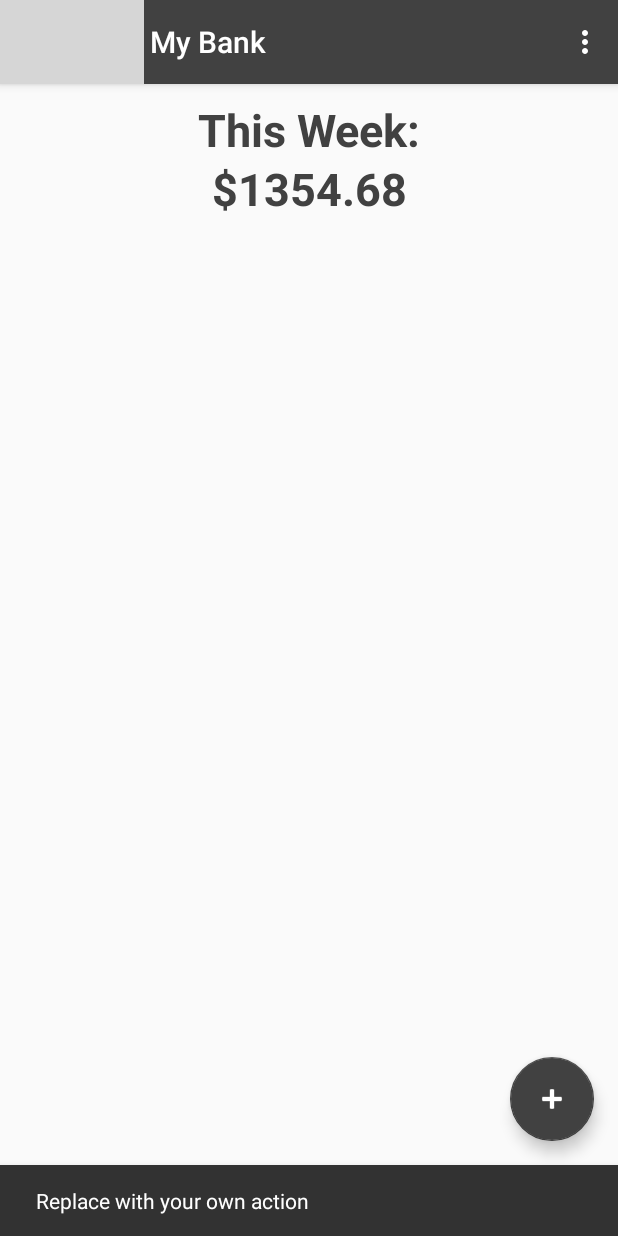
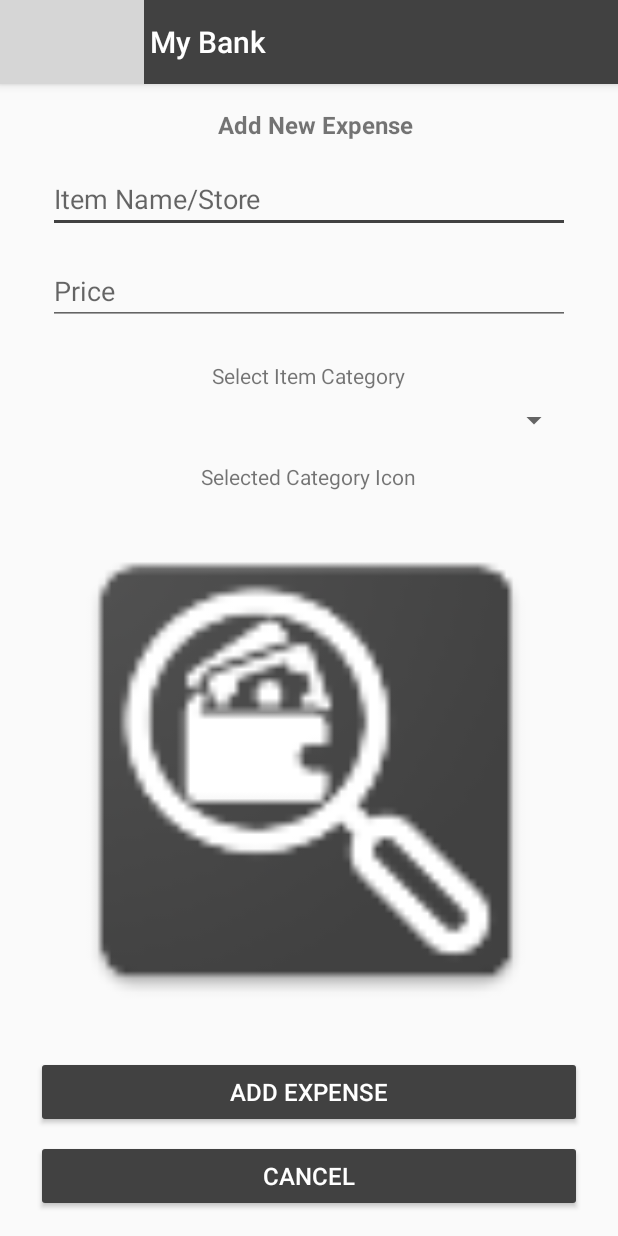
Before and after one commit to gibbo49/MyBank, an Android app: the screen it shows after launch (ListActivity before the commit, AddExpenseActivity after it), after a tap on an icon or button, on a phone screen of 412 x 824 dp. Run offline under Robolectric (Android 15) with nearby library versions, the phone set to English and light mode, and no system bars; grey boxes are pictures that could not be loaded.

Commit message:
add add expenses activity and build layout

```diff
--- a/app/build.gradle
+++ b/app/build.gradle
@@ -35,6 +35,7 @@ dependencies {
     implementation 'com.google.firebase:firebase-firestore:17.0.1'
     implementation 'com.google.firebase:firebase-auth:16.0.1'
     implementation 'com.android.support:recyclerview-v7:27.1.1'
+    implementation 'com.android.support:cardview-v7:27.1.1'
 }
 
 apply plugin: 'com.google.gms.google-services'
--- a/app/src/main/AndroidManifest.xml
+++ b/app/src/main/AndroidManifest.xml
@@ -15,6 +15,7 @@
                 <category android:name="android.intent.category.LAUNCHER" />
             </intent-filter>
         </activity>
+        <activity android:name=".AddExpenseActivity"></activity>
     </application>
 
 </manifest>
--- /dev/null
+++ b/app/src/main/java/com/chrisgibson/mybank/AddExpenseActivity.kt
@@ -0,0 +1,15 @@
+package com.chrisgibson.mybank
+
+import android.support.v7.app.AppCompatActivity
+import android.os.Bundle
+import kotlinx.android.synthetic.main.activity_list.*
+
+
+class AddExpenseActivity : AppCompatActivity() {
+
+    override fun onCreate(savedInstanceState: Bundle?) {
+        super.onCreate(savedInstanceState)
+        setContentView(R.layout.activity_add_expense)
+        setSupportActionBar(my_toolbar)
+    }
+}
--- a/app/src/main/java/com/chrisgibson/mybank/ListActivity.kt
+++ b/app/src/main/java/com/chrisgibson/mybank/ListActivity.kt
@@ -1,7 +1,7 @@
 package com.chrisgibson.mybank
 
+import android.content.Intent
 import android.os.Bundle
-import android.support.design.widget.Snackbar
 import android.support.v7.app.AppCompatActivity
 import android.support.v7.view.menu.MenuBuilder
 import android.view.Menu
@@ -15,8 +15,8 @@ class ListActivity : AppCompatActivity() {
         setSupportActionBar(my_toolbar)
 
         fab.setOnClickListener { view ->
-            Snackbar.make(view, "Replace with your own action", Snackbar.LENGTH_LONG)
-                    .setAction("Action", null).show()
+            val addExpenseIntent = Intent(this, AddExpenseActivity::class.java)
+            startActivity(addExpenseIntent)
         }
     }
 
--- a/app/src/main/java/com/chrisgibson/mybank/MainActivity.kt
+++ /dev/null
@@ -1,24 +0,0 @@
-package com.chrisgibson.mybank
-
-import android.support.v7.app.AppCompatActivity
-import android.os.Bundle
-import android.support.v7.view.menu.MenuBuilder
-import android.view.Menu
-import kotlinx.android.synthetic.main.activity_main.*
-
-class MainActivity : AppCompatActivity() {
-
-    override fun onCreate(savedInstanceState: Bundle?) {
-        super.onCreate(savedInstanceState)
-        setContentView(R.layout.activity_main)
-
-    }
-
-    override fun onCreateOptionsMenu(menu: Menu): Boolean {
-        menuInflater.inflate(R.menu.menu, menu)
-        if (menu is MenuBuilder) {
-            menu.setOptionalIconsVisible(true)
-        }
-        return true
-    }
-}
--- /dev/null
+++ b/app/src/main/res/layout/activity_add_expense.xml
@@ -0,0 +1,153 @@
+<?xml version="1.0" encoding="utf-8"?>
+<android.support.constraint.ConstraintLayout xmlns:android="http://schemas.android.com/apk/res/android"
+    xmlns:app="http://schemas.android.com/apk/res-auto"
+    xmlns:tools="http://schemas.android.com/tools"
+    android:layout_width="match_parent"
+    android:layout_height="match_parent"
+    tools:context=".AddExpenseActivity">
+
+    <android.support.v7.widget.Toolbar
+        android:id="@+id/my_toolbar"
+        style="@style/HeaderBar"
+        android:layout_width="match_parent"
+        android:layout_height="?attr/actionBarSize"
+        android:background="@color/colorAccent"
+        android:elevation="4dp"
+        android:textAlignment="center"
+        android:theme="@style/Menu"
+        app:navigationIcon="@drawable/mybankicon"
+        app:popupTheme="@style/Menu"
+        app:subtitleTextColor="#FFFFFF"
+        app:title="My Bank"
+        app:titleTextColor="#FFFFFF" />
+
+    <EditText
+        android:id="@+id/editText"
+        android:layout_width="0dp"
+        android:layout_height="wrap_content"
+        android:layout_marginEnd="32dp"
+        android:layout_marginStart="32dp"
+        android:layout_marginTop="16dp"
+        android:ems="10"
+        android:hint="Item Name/Store"
+        android:inputType="textPersonName"
+        app:layout_constraintEnd_toEndOf="parent"
+        app:layout_constraintHorizontal_bias="0.5"
+        app:layout_constraintStart_toStartOf="parent"
+        app:layout_constraintTop_toBottomOf="@+id/textView" />
+
+    <EditText
+        android:id="@+id/add_expense_price_text"
+        android:layout_width="0dp"
+        android:layout_height="wrap_content"
+        android:layout_marginEnd="32dp"
+        android:layout_marginStart="32dp"
+        android:layout_marginTop="16dp"
+        android:ems="10"
+        android:hint="Price"
+        android:inputType="textPersonName"
+        app:layout_constraintEnd_toEndOf="parent"
+        app:layout_constraintHorizontal_bias="0.5"
+        app:layout_constraintStart_toStartOf="parent"
+        app:layout_constraintTop_toBottomOf="@+id/editText" />
+
+    <Spinner
+        android:id="@+id/add_expense_category_select"
+        android:layout_width="0dp"
+        android:layout_height="wrap_content"
+        android:layout_marginEnd="32dp"
+        android:layout_marginStart="32dp"
+        android:layout_marginTop="8dp"
+        app:layout_constraintEnd_toEndOf="parent"
+        app:layout_constraintHorizontal_bias="0.0"
+        app:layout_constraintStart_toStartOf="parent"
+        app:layout_constraintTop_toBottomOf="@+id/textView2" />
+
+    <Button
+        android:id="@+id/add_expense_add_button"
+        android:layout_width="0dp"
+        android:layout_height="wrap_content"
+        android:layout_marginBottom="8dp"
+        android:layout_marginEnd="24dp"
+        android:layout_marginStart="24dp"
+        android:backgroundTint="#414141"
+        android:elevation="4dp"
+        android:text="Add Expense"
+        android:textAlignment="center"
+        android:textColor="#FFFFFF"
+        android:textSize="16sp"
+        app:layout_constraintBottom_toTopOf="@+id/add_expense_cancel_button"
+        app:layout_constraintEnd_toEndOf="parent"
+        app:layout_constraintHorizontal_bias="0.5"
+        app:layout_constraintStart_toStartOf="parent" />
+
+    <Button
+        android:id="@+id/add_expense_cancel_button"
+        android:layout_width="0dp"
+        android:layout_height="wrap_content"
+        android:layout_marginBottom="16dp"
+        android:layout_marginEnd="24dp"
+        android:layout_marginStart="24dp"
+        android:backgroundTint="#414141"
+        android:elevation="4dp"
+        android:text="Cancel"
+        android:textAlignment="center"
+        android:textColor="#FFFFFF"
+        android:textSize="16sp"
+        app:layout_constraintBottom_toBottomOf="parent"
+        app:layout_constraintEnd_toEndOf="parent"
+        app:layout_constraintHorizontal_bias="0.5"
+        app:layout_constraintStart_toStartOf="parent" />
+
+    <TextView
+        android:id="@+id/textView"
+        android:layout_width="wrap_content"
+        android:layout_height="wrap_content"
+        android:layout_marginEnd="8dp"
+        android:layout_marginStart="16dp"
+        android:layout_marginTop="16dp"
+        android:text="Add New Expense"
+        android:textSize="16sp"
+        android:textStyle="bold"
+        app:layout_constraintEnd_toEndOf="parent"
+        app:layout_constraintStart_toStartOf="parent"
+        app:layout_constraintTop_toBottomOf="@+id/my_toolbar" />
+
+    <TextView
+        android:id="@+id/textView2"
+        android:layout_width="wrap_content"
+        android:layout_height="wrap_content"
+        android:layout_marginEnd="32dp"
+        android:layout_marginStart="32dp"
+        android:layout_marginTop="24dp"
+        android:text="Select Item Category"
+        app:layout_constraintEnd_toEndOf="parent"
+        app:layout_constraintStart_toStartOf="parent"
+        app:layout_constraintTop_toBottomOf="@+id/add_expense_price_text" />
+
+    <ImageView
+        android:id="@+id/add_expense_category_image"
+        android:layout_width="0dp"
+        android:layout_height="0dp"
+        android:layout_marginBottom="16dp"
+        android:layout_marginTop="16dp"
+        app:layout_constraintBottom_toTopOf="@+id/add_expense_add_button"
+        app:layout_constraintEnd_toEndOf="parent"
+        app:layout_constraintHorizontal_bias="0.5"
+        app:layout_constraintStart_toStartOf="parent"
+        app:layout_constraintTop_toBottomOf="@+id/textView3"
+        app:srcCompat="@mipmap/ic_launcher" />
+
+    <TextView
+        android:id="@+id/textView3"
+        android:layout_width="wrap_content"
+        android:layout_height="wrap_content"
+        android:layout_marginEnd="32dp"
+        android:layout_marginStart="32dp"
+        android:layout_marginTop="16dp"
+        android:text="Selected Category Icon"
+        app:layout_constraintEnd_toEndOf="parent"
+        app:layout_constraintStart_toStartOf="parent"
+        app:layout_constraintTop_toBottomOf="@+id/add_expense_category_select" />
+
+</android.support.constraint.ConstraintLayout>
--- a/app/src/main/res/layout/activity_main.xml
+++ /dev/null
@@ -1,29 +0,0 @@
-<?xml version="1.0" encoding="utf-8"?>
-<android.support.constraint.ConstraintLayout xmlns:android="http://schemas.android.com/apk/res/android"
-    xmlns:app="http://schemas.android.com/apk/res-auto"
-    xmlns:tools="http://schemas.android.com/tools"
-    android:layout_width="match_parent"
-    android:layout_height="match_parent"
-    tools:context=".MainActivity">
-
-
-
-    <TextView
-    android:id="@+id/textView"
-    android:layout_width="0dp"
-    android:layout_height="100dp"
-    android:text="TextView"
-    app:layout_constraintEnd_toEndOf="parent"
-    app:layout_constraintHorizontal_bias="0.5"
-    app:layout_constraintStart_toStartOf="parent"
-    app:layout_constraintTop_toBottomOf="@+id/my_toolbar" />
-
-    <android.support.v7.widget.RecyclerView
-        android:layout_width="0dp"
-        android:layout_height="0dp"
-        app:layout_constraintBottom_toBottomOf="parent"
-        app:layout_constraintEnd_toEndOf="parent"
-        app:layout_constraintHorizontal_bias="0.5"
-        app:layout_constraintStart_toStartOf="parent"
-        app:layout_constraintTop_toBottomOf="@+id/textView" />
-</android.support.constraint.ConstraintLayout>
--- a/app/src/main/res/layout/content_list.xml
+++ b/app/src/main/res/layout/content_list.xml
@@ -22,8 +22,7 @@
         android:layout_width="0dp"
         android:layout_height="100dp"
         android:gravity="center_vertical|center_horizontal|center"
-        android:lineSpacingExtra="4sp"
-        android:text="This Week:\n$1354.68"
+        android:text="Total Expenses\nThis Week:  $1354.68"
         android:textAlignment="center"
         android:textColor="@color/colorAccent"
         android:textSize="30sp"
--- a/app/src/main/res/layout/item_list_view.xml
+++ b/app/src/main/res/layout/item_list_view.xml
@@ -1,14 +1,19 @@
 <?xml version="1.0" encoding="utf-8"?>
-<android.support.constraint.ConstraintLayout xmlns:android="http://schemas.android.com/apk/res/android"
+<android.support.v7.widget.CardView xmlns:android="http://schemas.android.com/apk/res/android"
     xmlns:app="http://schemas.android.com/apk/res-auto"
     xmlns:tools="http://schemas.android.com/tools"
+    android:layout_width="match_parent"
+    android:layout_height="wrap_content"
+    app:cardElevation="4dp">
+
+    <android.support.constraint.ConstraintLayout
         android:layout_width="match_parent"
         android:layout_height="wrap_content">
 
         <ImageView
             android:id="@+id/item_icon_image"
             android:layout_width="wrap_content"
-        android:layout_height="wrap_content"
+            android:layout_height="0dp"
             android:layout_marginBottom="8dp"
             android:layout_marginStart="8dp"
             android:layout_marginTop="8dp"
@@ -66,4 +71,9 @@
             app:layout_constraintStart_toEndOf="@+id/item_store_text"
             app:layout_constraintTop_toTopOf="@+id/item_store_text"
             tools:text="Groceries" />
+
+
     </android.support.constraint.ConstraintLayout>
+
+
+</android.support.v7.widget.CardView>
```
Lines whose indentation alone changed are shown as unchanged.
